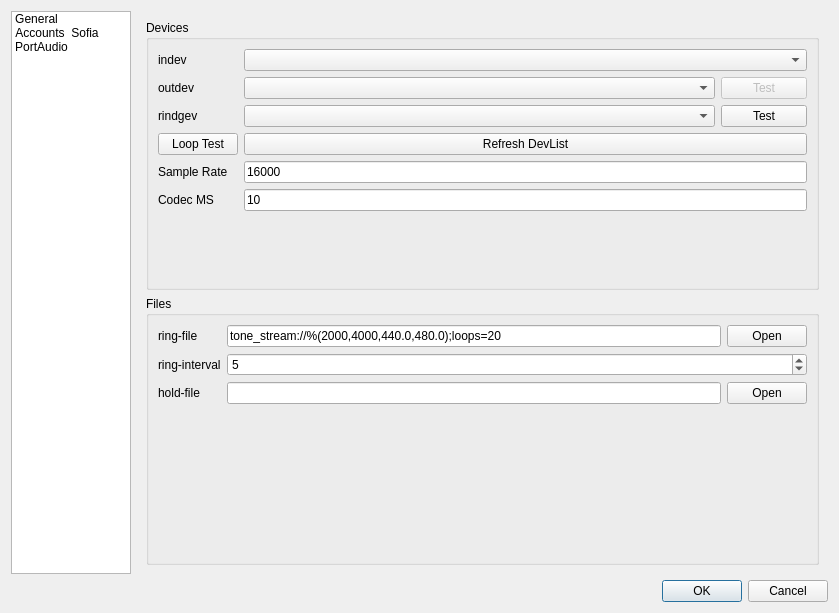
The window that fscomm/preferences/prefdialog.ui (karlma/freeswitch-b1.10) describes before a commit, drawn with Qt 5.
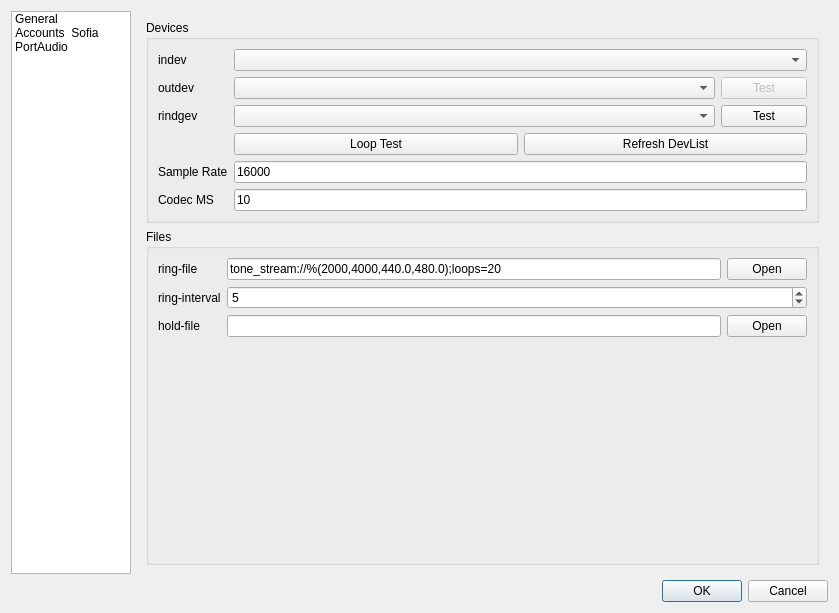
The same window after the commit. The open tabs and pages were chosen to show the change. Icons and pictures are not drawn.

Commit message: Make it look a bit nicer.

```diff
--- a/fscomm/preferences/prefdialog.ui
+++ b/fscomm/preferences/prefdialog.ui
@@ -791,6 +791,12 @@
       <layout class="QVBoxLayout" name="verticalLayout">
        <item>
         <widget class="QGroupBox" name="groupBox_3">
+         <property name="sizePolicy">
+          <sizepolicy hsizetype="Minimum" vsizetype="Minimum">
+           <horstretch>0</horstretch>
+           <verstretch>0</verstretch>
+          </sizepolicy>
+         </property>
          <property name="title">
           <string>Devices</string>
          </property>
@@ -865,53 +871,63 @@
             </item>
            </layout>
           </item>
-          <item row="4" column="1">
-           <widget class="QPushButton" name="PaRefreshDevListBtn">
-            <property name="text">
-             <string>Refresh DevList</string>
-            </property>
-           </widget>
+          <item row="3" column="1">
+           <layout class="QHBoxLayout" name="horizontalLayout_6">
+            <item>
+             <widget class="QPushButton" name="PaLoopTestBtn">
+              <property name="text">
+               <string>Loop Test</string>
+              </property>
+             </widget>
+            </item>
+            <item>
+             <widget class="QPushButton" name="PaRefreshDevListBtn">
+              <property name="text">
+               <string>Refresh DevList</string>
+              </property>
+             </widget>
+            </item>
+           </layout>
           </item>
           <item row="4" column="0">
-           <widget class="QPushButton" name="PaLoopTestBtn">
+           <widget class="QLabel" name="label_40">
             <property name="text">
-             <string>Loop Test</string>
+             <string>Sample Rate</string>
             </property>
            </widget>
           </item>
-          <item row="5" column="1">
+          <item row="4" column="1">
            <widget class="QLineEdit" name="PaSampleRateEdit">
             <property name="text">
              <string>16000</string>
             </property>
            </widget>
           </item>
-          <item row="6" column="1">
-           <widget class="QLineEdit" name="PaCodecMSEdit">
-            <property name="text">
-             <string>10</string>
-            </property>
-           </widget>
-          </item>
           <item row="5" column="0">
-           <widget class="QLabel" name="label_40">
-            <property name="text">
-             <string>Sample Rate</string>
-            </property>
-           </widget>
-          </item>
-          <item row="6" column="0">
            <widget class="QLabel" name="label_41">
             <property name="text">
              <string>Codec MS</string>
             </property>
            </widget>
           </item>
+          <item row="5" column="1">
+           <widget class="QLineEdit" name="PaCodecMSEdit">
+            <property name="text">
+             <string>10</string>
+            </property>
+           </widget>
+          </item>
          </layout>
         </widget>
        </item>
        <item>
         <widget class="QGroupBox" name="groupBox_4">
+         <property name="sizePolicy">
+          <sizepolicy hsizetype="Preferred" vsizetype="Expanding">
+           <horstretch>0</horstretch>
+           <verstretch>0</verstretch>
+          </sizepolicy>
+         </property>
          <property name="title">
           <string>Files</string>
          </property>
```
